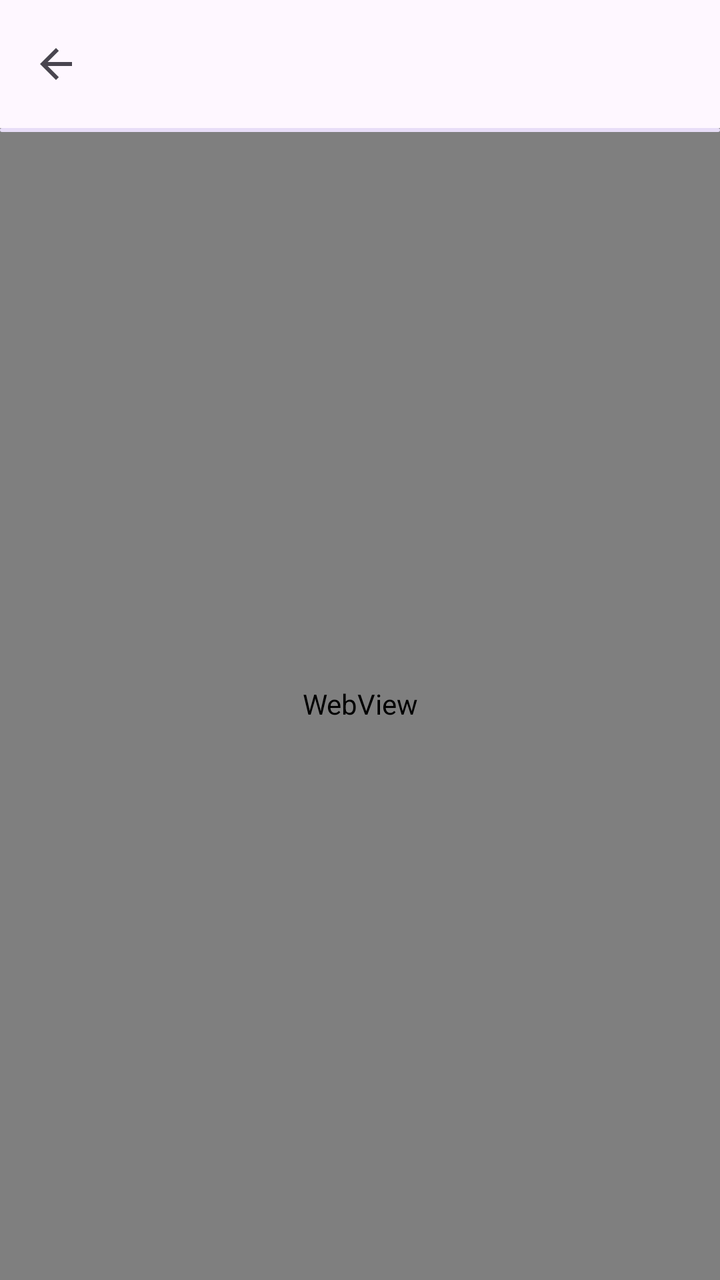
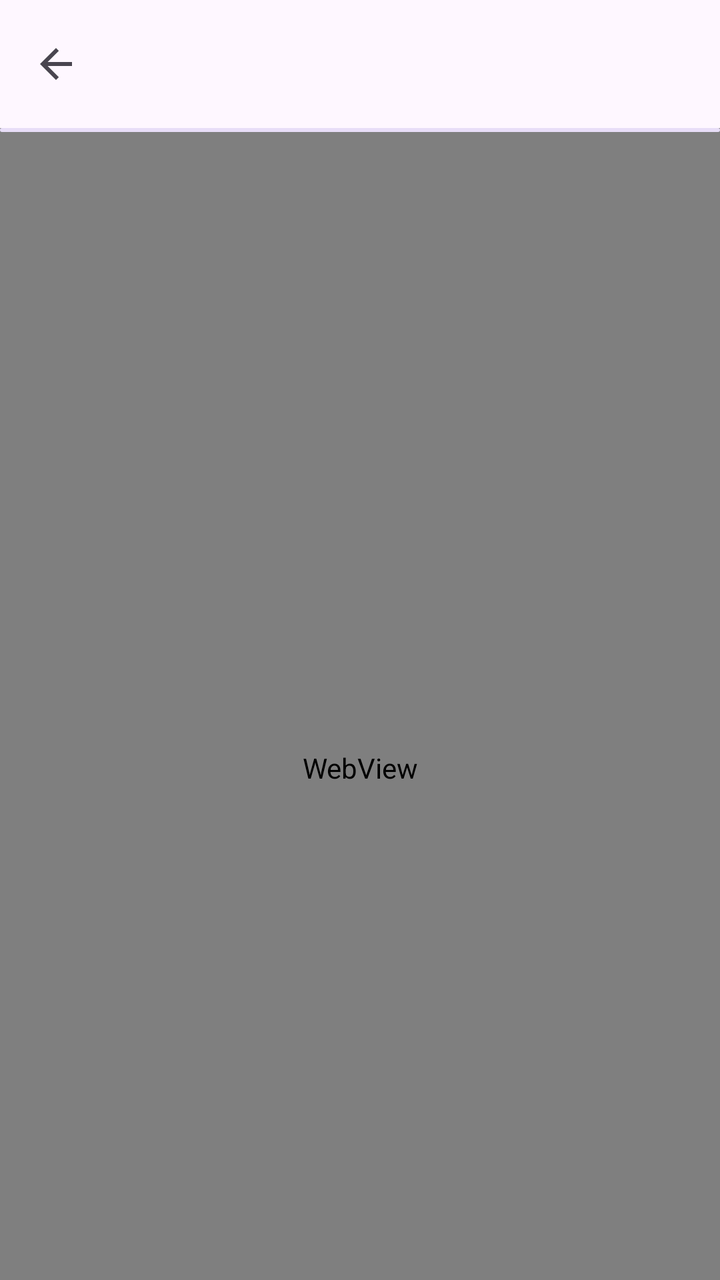

Screens rendered from an Android XML layout before and after an edit, with the pre-edit source and the edit as a unified diff.
<!-- AndroidManifest.xml: application theme Theme.App -->
<!-- res/layout/activity_viewer.xml -->
<?xml version="1.0" encoding="utf-8"?>
<LinearLayout xmlns:android="http://schemas.android.com/apk/res/android" xmlns:app="http://schemas.android.com/apk/res-auto"
    android:id="@+id/root" android:layout_width="match_parent" android:layout_height="match_parent" android:orientation="vertical" android:fitsSystemWindows="true" android:background="?attr/colorSurface">
    <com.google.android.material.appbar.MaterialToolbar android:id="@+id/toolbar" android:layout_width="match_parent" android:layout_height="?attr/actionBarSize"
        app:navigationIcon="@drawable/ic_arrow_back"/>
    <FrameLayout android:layout_width="match_parent" android:layout_height="0dp" android:layout_weight="1">
        <WebView android:id="@+id/web" android:layout_width="match_parent" android:layout_height="match_parent"/>
        <com.google.android.material.progressindicator.LinearProgressIndicator android:id="@+id/progress" android:layout_width="match_parent" android:layout_height="wrap_content" android:layout_gravity="top" android:indeterminate="true" app:trackThickness="2dp"/>
    </FrameLayout>
</LinearLayout>
<!-- resources referenced by this layout -->
<resources>
  <!-- drawable ic_arrow_back (drawable) -->
  <vector xmlns:android="http://schemas.android.com/apk/res/android" android:width="24dp" android:height="24dp" android:viewportWidth="24" android:viewportHeight="24" android:tint="?attr/colorControlNormal"><path android:fillColor="#FFFFFF" android:pathData="M20,11H7.83l5.59,-5.59L12,4l-8,8 8,8 1.41,-1.41L7.83,13H20v-2z"/></vector>
  <style name="Theme.App" parent="Theme.Material3.DayNight.NoActionBar" />
</resources>

<!-- the commit's change to res/layout/activity_viewer.xml (unified diff, before → after) -->
@@ -1,10 +1,45 @@
 <?xml version="1.0" encoding="utf-8"?>
-<LinearLayout xmlns:android="http://schemas.android.com/apk/res/android" xmlns:app="http://schemas.android.com/apk/res-auto"
-    android:id="@+id/root" android:layout_width="match_parent" android:layout_height="match_parent" android:orientation="vertical" android:fitsSystemWindows="true" android:background="?attr/colorSurface">
-    <com.google.android.material.appbar.MaterialToolbar android:id="@+id/toolbar" android:layout_width="match_parent" android:layout_height="?attr/actionBarSize"
-        app:navigationIcon="@drawable/ic_arrow_back"/>
-    <FrameLayout android:layout_width="match_parent" android:layout_height="0dp" android:layout_weight="1">
-        <WebView android:id="@+id/web" android:layout_width="match_parent" android:layout_height="match_parent"/>
-        <com.google.android.material.progressindicator.LinearProgressIndicator android:id="@+id/progress" android:layout_width="match_parent" android:layout_height="wrap_content" android:layout_gravity="top" android:indeterminate="true" app:trackThickness="2dp"/>
+<androidx.coordinatorlayout.widget.CoordinatorLayout
+    xmlns:android="http://schemas.android.com/apk/res/android"
+    xmlns:app="http://schemas.android.com/apk/res-auto"
+    android:id="@+id/root"
+    android:layout_width="match_parent"
+    android:layout_height="match_parent"
+    android:fitsSystemWindows="true"
+    android:background="?attr/colorSurface">
+
+    <com.google.android.material.appbar.AppBarLayout
+        android:id="@+id/appbar"
+        android:layout_width="match_parent"
+        android:layout_height="wrap_content"
+        android:fitsSystemWindows="true"
+        android:background="?attr/colorSurface"
+        app:elevation="0dp">
+
+        <com.google.android.material.appbar.MaterialToolbar
+            android:id="@+id/toolbar"
+            android:layout_width="match_parent"
+            android:layout_height="?attr/actionBarSize"
+            app:layout_scrollFlags="scroll|enterAlways"
+            app:navigationIcon="@drawable/ic_arrow_back" />
+    </com.google.android.material.appbar.AppBarLayout>
+
+    <FrameLayout
+        android:layout_width="match_parent"
+        android:layout_height="match_parent"
+        app:layout_behavior="@string/appbar_scrolling_view_behavior">
+
+        <WebView
+            android:id="@+id/web"
+            android:layout_width="match_parent"
+            android:layout_height="match_parent" />
+
+        <com.google.android.material.progressindicator.LinearProgressIndicator
+            android:id="@+id/progress"
+            android:layout_width="match_parent"
+            android:layout_height="wrap_content"
+            android:layout_gravity="top"
+            android:indeterminate="true"
+            app:trackThickness="2dp" />
     </FrameLayout>
-</LinearLayout>
+</androidx.coordinatorlayout.widget.CoordinatorLayout>
